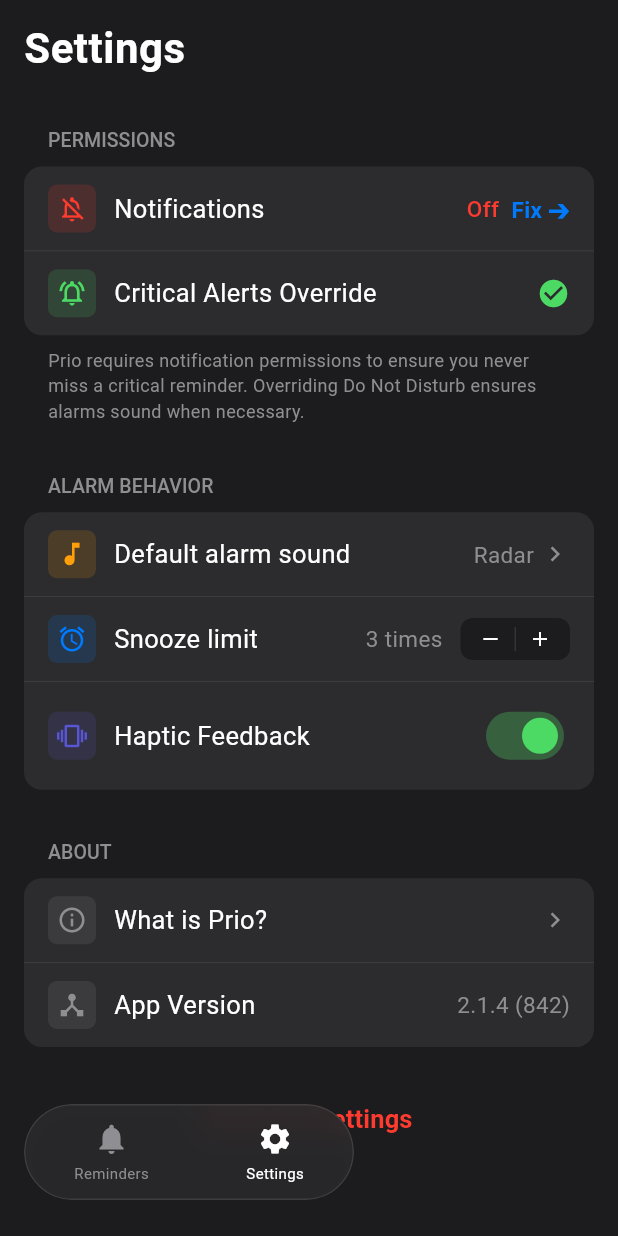
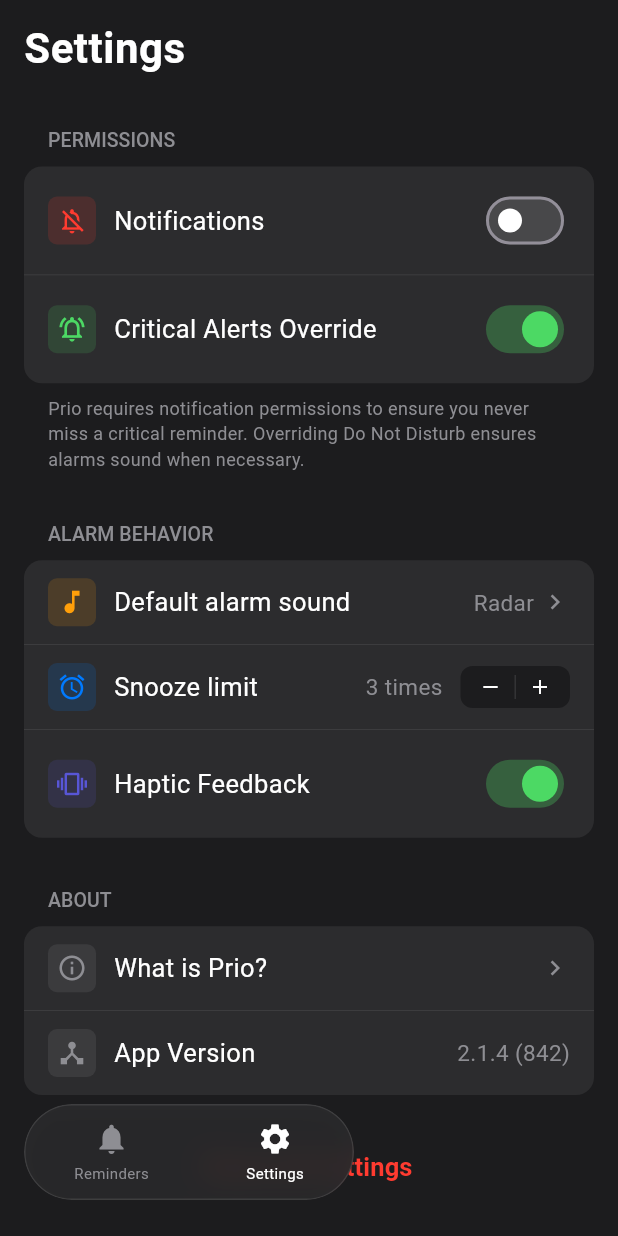
Before and after one commit to vardzz/Prio, a Flutter app: the screen it shows after launch, item 2 of the bottom bar chosen, on a phone screen of 412 x 824 dp. Run offline on Flutter 3.47's test engine with Material 3 defaults, Android fonts, the phone set to English and light mode, and no system bars; our stand-ins replace flutter_local_notifications, flutter_riverpod, hive_ce, hive_ce_flutter, timezone; accounts and stored records are empty.

Commit message:
feat: add SettingsScreen with alarm, notification, and reset preferences UI

```diff
--- a/lib/presentation/screens/settings_screen.dart
+++ b/lib/presentation/screens/settings_screen.dart
@@ -11,6 +11,7 @@ class _SettingsScreenState extends State<SettingsScreen> {
   int _snoozeLimit = 3;
   bool _hapticFeedback = true;
   bool _notificationsPermission = false; // Mocked permission state
+  bool _criticalAlertsOverride = true;
 
   void _incrementSnooze() {
     if (_snoozeLimit < 10) {
@@ -49,6 +50,7 @@ class _SettingsScreenState extends State<SettingsScreen> {
                 _snoozeLimit = 3;
                 _hapticFeedback = true;
                 _notificationsPermission = false;
+                _criticalAlertsOverride = true;
               });
               Navigator.pop(context);
               ScaffoldMessenger.of(context).showSnackBar(
@@ -78,49 +80,39 @@ class _SettingsScreenState extends State<SettingsScreen> {
           _buildCard([
             // Notifications status
             _buildSettingRow(
-              icon: Icons.notifications_off_outlined,
-              iconColor: const Color(0xFFFF3B30), // ios-red
+              icon: _notificationsPermission ? Icons.notifications_active_outlined : Icons.notifications_off_outlined,
+              iconColor: _notificationsPermission ? const Color(0xFF4CD964) : const Color(0xFFFF3B30),
               title: 'Notifications',
-              trailing: Row(
-                mainAxisSize: MainAxisSize.min,
-                children: [
-                  Text(
-                    _notificationsPermission ? 'On' : 'Off',
-                    style: TextStyle(
-                      color: _notificationsPermission ? const Color(0xFF4CD964) : const Color(0xFFFF3B30),
-                      fontSize: 15,
-                      fontWeight: FontWeight.w500,
-                    ),
-                  ),
-                  const SizedBox(width: 8),
-                  GestureDetector(
-                    onTap: () {
-                      setState(() {
-                        _notificationsPermission = !_notificationsPermission;
-                      });
-                    },
-                    child: const Text(
-                      'Fix ➔',
-                      style: TextStyle(
-                        color: Color(0xFF007AFF), // iOS blue link
-                        fontSize: 15,
-                        fontWeight: FontWeight.w600,
-                      ),
-                    ),
-                  ),
-                ],
+              trailing: Switch(
+                value: _notificationsPermission,
+                onChanged: (val) {
+                  setState(() {
+                    _notificationsPermission = val;
+                  });
+                },
+                activeThumbColor: const Color(0xFF4CD964),
+                activeTrackColor: const Color(0xFF4CD964).withValues(alpha: 0.3),
+                inactiveThumbColor: Colors.white,
+                inactiveTrackColor: const Color(0xFF48484A),
               ),
               showDivider: true,
             ),
             // Critical Alerts Override
             _buildSettingRow(
-              icon: Icons.notifications_active_outlined,
-              iconColor: const Color(0xFF4CD964), // iOS green
+              icon: _criticalAlertsOverride ? Icons.notifications_active_outlined : Icons.notifications_off_outlined,
+              iconColor: _criticalAlertsOverride ? const Color(0xFF4CD964) : const Color(0xFF8E8E93),
               title: 'Critical Alerts Override',
-              trailing: const Icon(
-                Icons.check_circle,
-                color: Color(0xFF4CD964),
-                size: 22,
+              trailing: Switch(
+                value: _criticalAlertsOverride,
+                onChanged: (val) {
+                  setState(() {
+                    _criticalAlertsOverride = val;
+                  });
+                },
+                activeThumbColor: const Color(0xFF4CD964),
+                activeTrackColor: const Color(0xFF4CD964).withValues(alpha: 0.3),
+                inactiveThumbColor: Colors.white,
+                inactiveTrackColor: const Color(0xFF48484A),
               ),
               showDivider: false,
             ),
```
